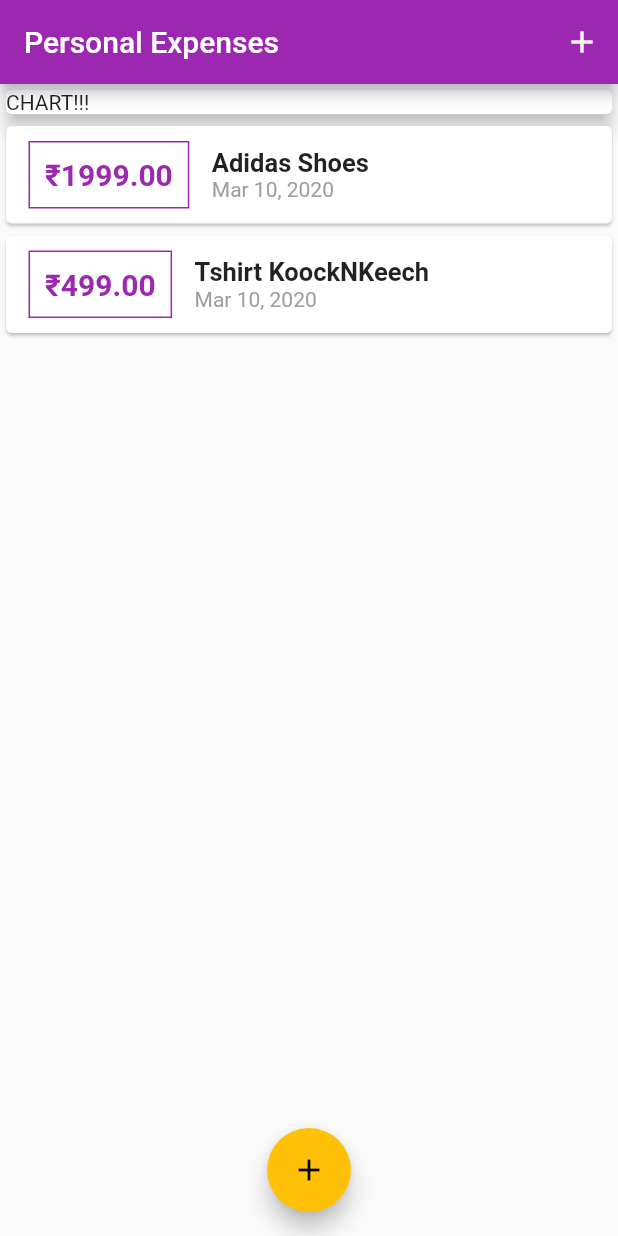
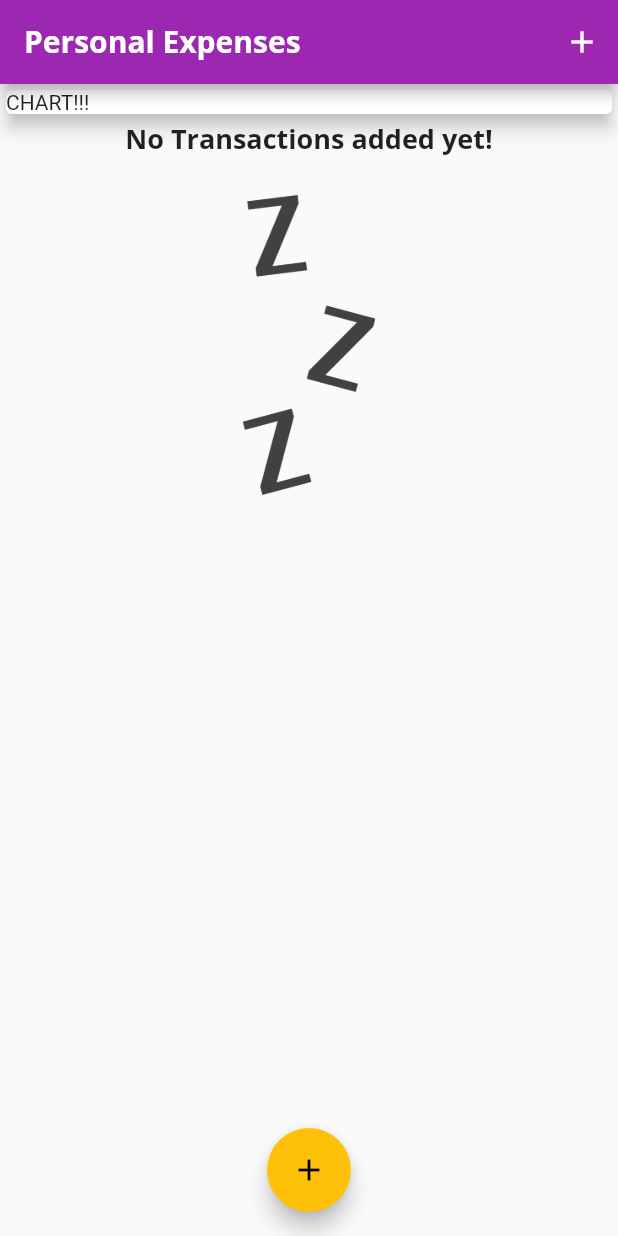
Before and after one commit to surajrocks1997/Personal-Expenses-App, a Flutter app: the screen it shows after launch, on a phone screen of 412 x 824 dp. Run offline on Flutter 3.47's test engine with Material 2 defaults, Android fonts, the phone set to English and light mode, and no system bars.

Commit message:
fonts and theme added

```diff
--- a/lib/main.dart
+++ b/lib/main.dart
@@ -11,9 +11,25 @@ class MyApp extends StatelessWidget {
     return MaterialApp(
       title: 'Personal Expenses',
       theme: ThemeData(
-        primarySwatch: Colors.purple,
-        accentColor: Colors.amber,
-      ),
+          primarySwatch: Colors.purple,
+          accentColor: Colors.amber,
+          fontFamily: 'Quicksand',
+          textTheme: ThemeData.light().textTheme.copyWith(
+                title: TextStyle(
+                  fontFamily: 'OpenSans',
+                  fontWeight: FontWeight.bold,
+                  fontSize: 18,
+                ),
+              ),
+          appBarTheme: AppBarTheme(
+            textTheme: ThemeData.light().textTheme.copyWith(
+                  title: TextStyle(
+                    fontFamily: 'OpenSans',
+                    fontSize: 20,
+                    fontWeight: FontWeight.bold,
+                  ),
+                ),
+          )),
       home: MyHomePage(),
     );
   }
@@ -27,20 +43,19 @@ class MyHomePage extends StatefulWidget {
 }
 
 class _MyHomePageState extends State<MyHomePage> {
-
   final List<Transaction> _userTransactions = [
-    Transaction(
-      id: '1',
-      title: 'Adidas Shoes',
-      amount: 1999,
-      date: DateTime.now(),
-    ),
-    Transaction(
-      id: '2',
-      title: 'Tshirt KoockNKeech',
-      amount: 499,
-      date: DateTime.now(),
-    ),
+    // Transaction(
+    //   id: '1',
+    //   title: 'Adidas Shoes',
+    //   amount: 1999,
+    //   date: DateTime.now(),
+    // ),
+    // Transaction(
+    //   id: '2',
+    //   title: 'Tshirt KoockNKeech',
+    //   amount: 499,
+    //   date: DateTime.now(),
+    // ),
   ];
 
   void _addNewTransaction(String txTitle, double txAmount) {
@@ -57,9 +72,12 @@ class _MyHomePageState extends State<MyHomePage> {
   }
 
   void _startAddNewTransaction(BuildContext ctx) {
-    showModalBottomSheet(context: ctx, builder: (_) {
-      return NewTransaction(_addNewTransaction);
-    },);
+    showModalBottomSheet(
+      context: ctx,
+      builder: (_) {
+        return NewTransaction(_addNewTransaction);
+      },
+    );
   }
 
   @override
--- a/lib/widgets/transaction_list.dart
+++ b/lib/widgets/transaction_list.dart
@@ -11,13 +11,31 @@ class TransactionList extends StatelessWidget {
   Widget build(BuildContext context) {
     return Container(
       height: 400,
-        child: ListView.builder(
+      child: transactions.isEmpty
+          ? Column(
+              children: <Widget>[
+                Text(
+                  'No Transactions added yet!',
+                  style: Theme.of(context).textTheme.title,
+                ),
+                SizedBox(height: 25,),
+                Container(
+                  height: 200,
+                  child: Image.asset(
+                    'assets/images/waiting.png',
+                    fit: BoxFit.cover,
+                  ),
+                ),
+              ],
+            )
+          : ListView.builder(
               itemBuilder: (ctx, index) {
                 return Card(
                   child: Row(
                     children: <Widget>[
                       Container(
-                    margin: EdgeInsets.symmetric(vertical: 10, horizontal: 15),
+                        margin:
+                            EdgeInsets.symmetric(vertical: 10, horizontal: 15),
                         decoration: BoxDecoration(
                             border: Border.all(
                           color: Theme.of(context).primaryColor,
@@ -38,10 +56,7 @@ class TransactionList extends StatelessWidget {
                         children: <Widget>[
                           Text(
                             transactions[index].title,
-                        style: TextStyle(
-                          fontSize: 17,
-                          fontWeight: FontWeight.bold,
-                        ),
+                            style: Theme.of(context).textTheme.title,
                           ),
                           Text(
                             DateFormat.yMMMd().format(transactions[index].date),
```
Also changed, not shown: pubspec.yaml (+15 -13 lines), assets/fonts/OpenSans-Bold.ttf (added), assets/fonts/OpenSans-Regular.ttf (added), assets/fonts/Quicksand-Bold.ttf (added), assets/fonts/Quicksand-Light.ttf (added), assets/fonts/Quicksand-Medium.ttf (added), assets/fonts/Quicksand-Regular.ttf (added), assets/images/waiting.png (added). Lines whose indentation alone changed are shown as unchanged.
